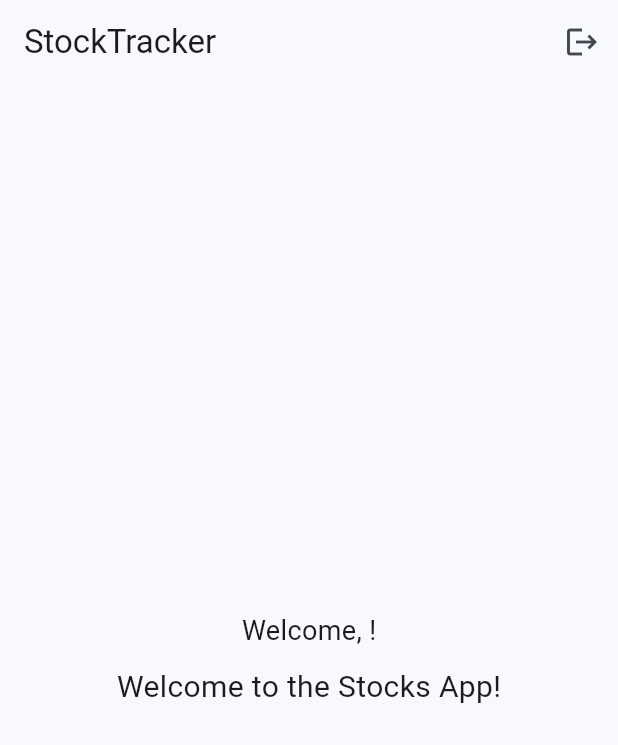
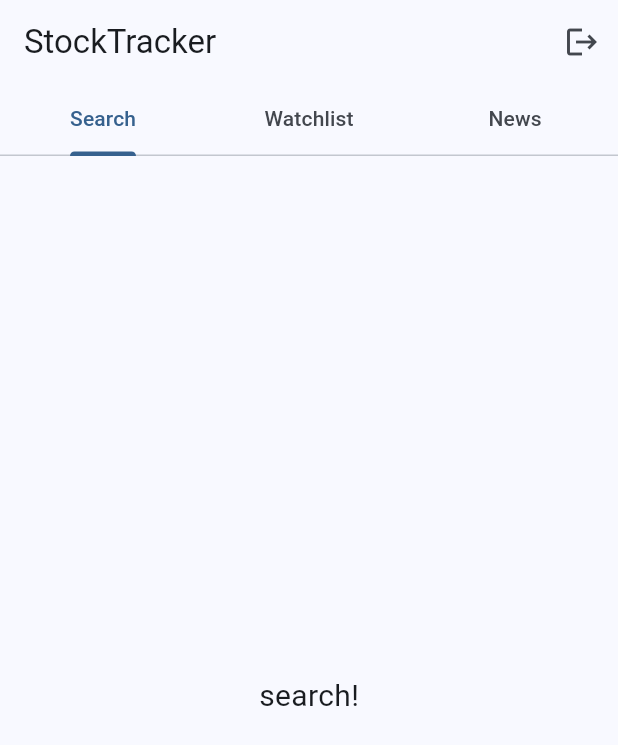
Before and after one commit to fernandocm9/MAD_project2_stocks, a Flutter app: the screen it shows once a user with an empty profile is signed in, on a phone screen of 412 x 824 dp. Shown: the top 745 px of the screen. Run offline on Flutter 3.47's test engine with Material 3 defaults, Android fonts, the light colour scheme and no system bars; our stand-ins replace cloud_firestore, firebase_auth, firebase_core; accounts and stored records are empty.

Commit message:
created tab layout inside homepage

```diff
--- a/stocks_app/lib/home_page.dart
+++ b/stocks_app/lib/home_page.dart
@@ -3,6 +3,9 @@ import 'package:firebase_core/firebase_core.dart';
 import 'firebase_options.dart';
 import 'package:firebase_auth/firebase_auth.dart';
 import 'auth_gate.dart';
+import 'search.dart';
+import 'watchlist.dart';
+import 'news.dart';
 
 class HomePage extends StatefulWidget {
   const HomePage({super.key});
@@ -23,9 +26,11 @@ class _HomePageState extends State<HomePage> {
 
   @override
   Widget build(BuildContext context) {
-    final userEmail = _auth.currentUser?.email ?? 'No user logged in';
+    //final userEmail = _auth.currentUser?.email ?? 'No user logged in';
 
-    return Scaffold(
+    return DefaultTabController(
+      length: 3,
+      child: Scaffold(
         appBar: AppBar(
         title: const Text('StockTracker'),
           actions: [
@@ -34,20 +39,19 @@ class _HomePageState extends State<HomePage> {
               onPressed: _signOut,
             ),
           ],
+          bottom: const TabBar(
+            tabs: [
+              Tab(text: "Search"),
+              Tab(text: "Watchlist"),
+              Tab(text: "News"),
+            ],
           ),
-      body: Center(
-        child: Column(
-          mainAxisAlignment: MainAxisAlignment.center,
-          children: <Widget>[
-            Text(
-              'Welcome, $userEmail!',
-              style: const TextStyle(fontSize: 18),
         ),
-            const SizedBox(height: 10),
-            const Text(
-              'Welcome to the Stocks App!',
-              style: TextStyle(fontSize: 20),
-            ),
+        body: TabBarView(
+          children: [
+            SearchPage(),
+            WatchlistPage(),
+            NewsPage()
           ],
         ),
        ),
--- /dev/null
+++ b/stocks_app/lib/search.dart
@@ -0,0 +1,36 @@
+import 'package:flutter/material.dart';
+import 'package:firebase_core/firebase_core.dart';
+import 'firebase_options.dart';
+import 'package:firebase_auth/firebase_auth.dart';
+import 'auth_gate.dart';
+
+class SearchPage extends StatefulWidget {
+  const SearchPage({super.key});
+
+  @override
+  State<SearchPage> createState() => _SearchPageState();
+}
+
+class _SearchPageState extends State<SearchPage> {
+  @override
+  Widget build(BuildContext context) {
+    return Scaffold(
+      body: Center(
+        child: Column(
+          mainAxisAlignment: MainAxisAlignment.center,
+          children: <Widget>[
+            /*Text(
+              'Welcome, $userEmail!',
+              style: const TextStyle(fontSize: 18),
+            ),
+            const SizedBox(height: 10),*/
+            const Text(
+              'search!',
+              style: TextStyle(fontSize: 20),
+            ),
+          ],
+        ),
+      ),
+    );
+  }
+}
```
Also changed, not shown: stocks_app/lib/news.dart (added, +31 -0 lines), stocks_app/lib/watchlist.dart (added, +31 -0 lines). Lines whose indentation alone changed are shown as unchanged.
